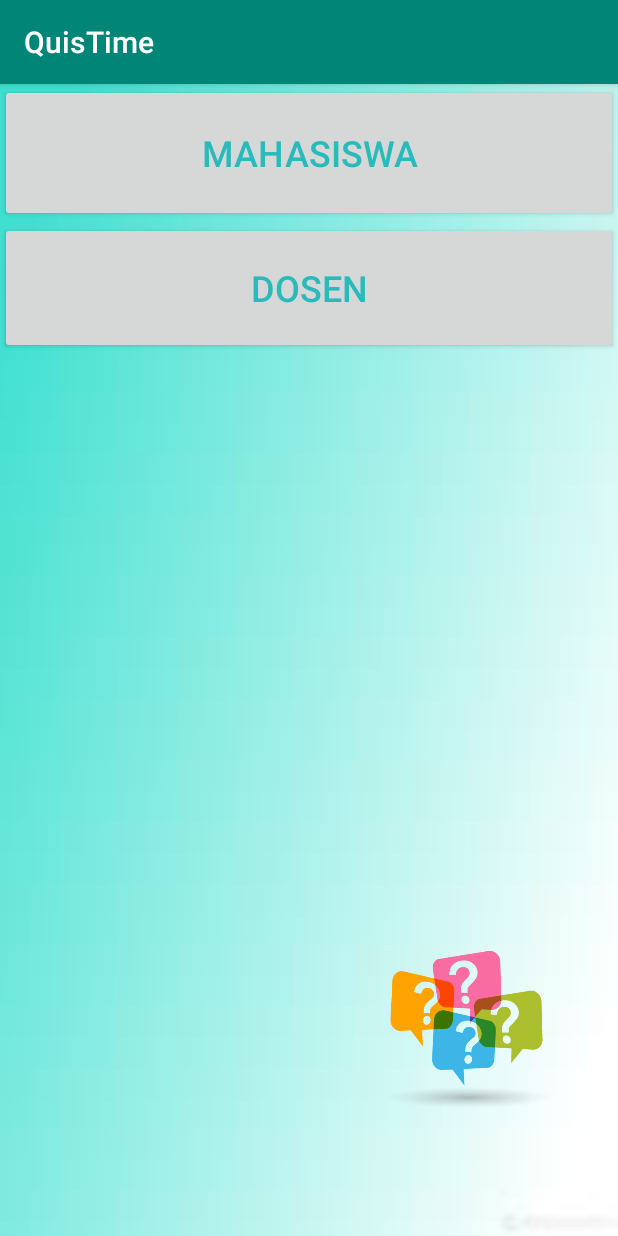
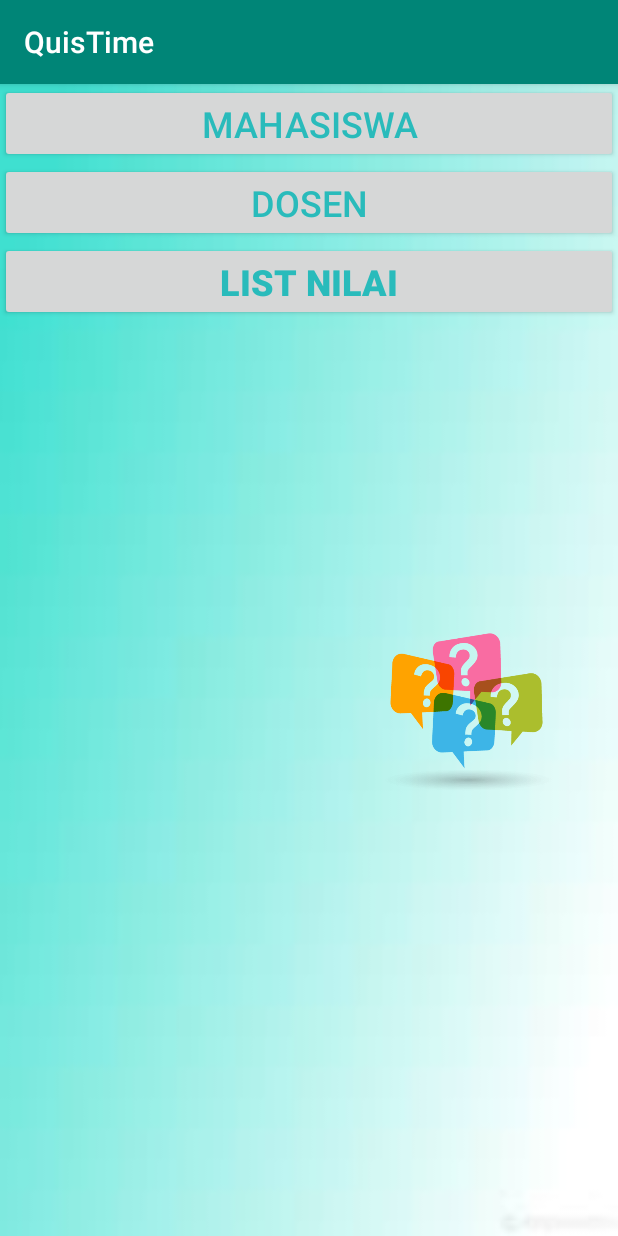
Before and after one commit to MalangDeveloper/QuisTime, an Android app: the HomeActivity screen opened directly, with no data from a screen before it, on a phone screen of 412 x 824 dp. Run offline under Robolectric (Android 15) with nearby library versions, the phone set to English and light mode, and no system bars.

Commit message:
Membuat Layout List nilai

```diff
--- a/app/src/main/AndroidManifest.xml
+++ b/app/src/main/AndroidManifest.xml
@@ -9,6 +9,7 @@
         android:roundIcon="@mipmap/ic_launcher_round"
         android:supportsRtl="true"
         android:theme="@style/AppTheme">
+        <activity android:name=".Menu.ListNilaiActivity"></activity>
         <activity android:name=".Menu.ViewPager" />
         <activity android:name=".Menu.TokenActivity" />
         <activity android:name=".Menu.MatkulActivity" />
--- a/app/src/main/java/com/example/quistime/Menu/HomeActivity.java
+++ b/app/src/main/java/com/example/quistime/Menu/HomeActivity.java
@@ -29,4 +29,9 @@ public class HomeActivity extends AppCompatActivity {
         Intent intent = new Intent(this,LoginDosenActivity.class);
         startActivity(intent);
     }
+
+    public void clickListNilai(View view) {
+        Intent intent = new Intent(this,ListNilaiActivity.class);
+        startActivity(intent);
+    }
 }
--- a/app/src/main/res/layout/activity_home.xml
+++ b/app/src/main/res/layout/activity_home.xml
@@ -1,58 +1,47 @@
 <?xml version="1.0" encoding="utf-8"?>
-<androidx.constraintlayout.widget.ConstraintLayout xmlns:android="http://schemas.android.com/apk/res/android"
+<LinearLayout xmlns:android="http://schemas.android.com/apk/res/android"
     xmlns:app="http://schemas.android.com/apk/res-auto"
     xmlns:tools="http://schemas.android.com/tools"
     android:layout_width="match_parent"
     android:layout_height="match_parent"
     android:background="@drawable/background"
+    android:orientation="vertical"
     tools:context=".Menu.HomeActivity">
-
-    <androidx.constraintlayout.widget.Guideline
-        android:id="@+id/guideline3"
-        android:layout_width="wrap_content"
-        android:layout_height="wrap_content"
-        android:orientation="horizontal"
-        app:layout_constraintGuide_begin="92dp" />
 
     <Button
         android:id="@+id/btnMhs"
-        android:layout_width="0dp"
-        android:layout_height="0dp"
+        android:layout_width="match_parent"
+        android:layout_height="wrap_content"
         android:text="Mahasiswa"
         android:textColor="@color/colorBlue"
-        android:textSize="24sp"
-        app:layout_constraintBottom_toTopOf="@+id/guideline3"
-        app:layout_constraintEnd_toEndOf="parent"
-        app:layout_constraintStart_toStartOf="parent"
-        app:layout_constraintTop_toTopOf="parent" />
+        android:textSize="24sp" />
 
     <Button
         android:id="@+id/btnDsn"
-        android:layout_width="0dp"
-        android:layout_height="0dp"
+        android:layout_width="match_parent"
+        android:layout_height="wrap_content"
+        android:layout_marginTop="0dp"
         android:onClick="clickDosen"
         android:text="Dosen"
         android:textColor="@color/colorBlue"
+        android:textSize="24sp" />
+
+    <Button
+        android:id="@+id/button"
+        android:layout_width="match_parent"
+        android:layout_height="wrap_content"
+        android:text="LIST NILAI"
+        android:textColor="@color/colorBlue"
         android:textSize="24sp"
-        app:layout_constraintBottom_toTopOf="@+id/guideline5"
-        app:layout_constraintEnd_toEndOf="parent"
-        app:layout_constraintStart_toStartOf="parent"
-        app:layout_constraintTop_toTopOf="@+id/guideline3" />
+        android:onClick="clickListNilai"
+        android:textStyle="bold" />
 
     <ImageView
         android:id="@+id/imageView"
         android:layout_width="166dp"
-        android:layout_height="269dp"
+        android:layout_height="527dp"
+        android:layout_gravity="end"
         android:layout_marginEnd="16dp"
-        app:layout_constraintBottom_toBottomOf="parent"
-        app:layout_constraintEnd_toEndOf="parent"
         app:srcCompat="@drawable/icon" />
 
-    <androidx.constraintlayout.widget.Guideline
-        android:id="@+id/guideline5"
-        android:layout_width="wrap_content"
-        android:layout_height="wrap_content"
-        android:orientation="horizontal"
-        app:layout_constraintGuide_begin="180dp" />
-
-</androidx.constraintlayout.widget.ConstraintLayout>
+</LinearLayout>
```
Also changed, not shown: app/src/main/java/com/example/quistime/Menu/ListNilaiActivity.java (added, +16 -0 lines), app/src/main/res/layout/activity_list_nilai.xml (added, +48 -0 lines).
